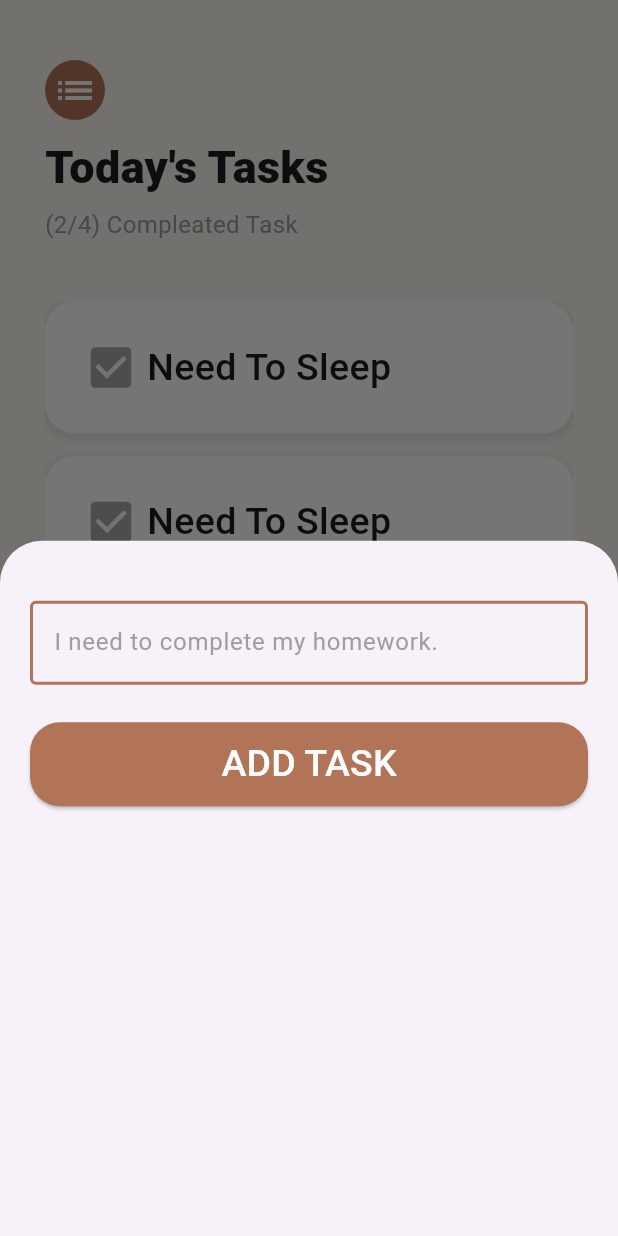
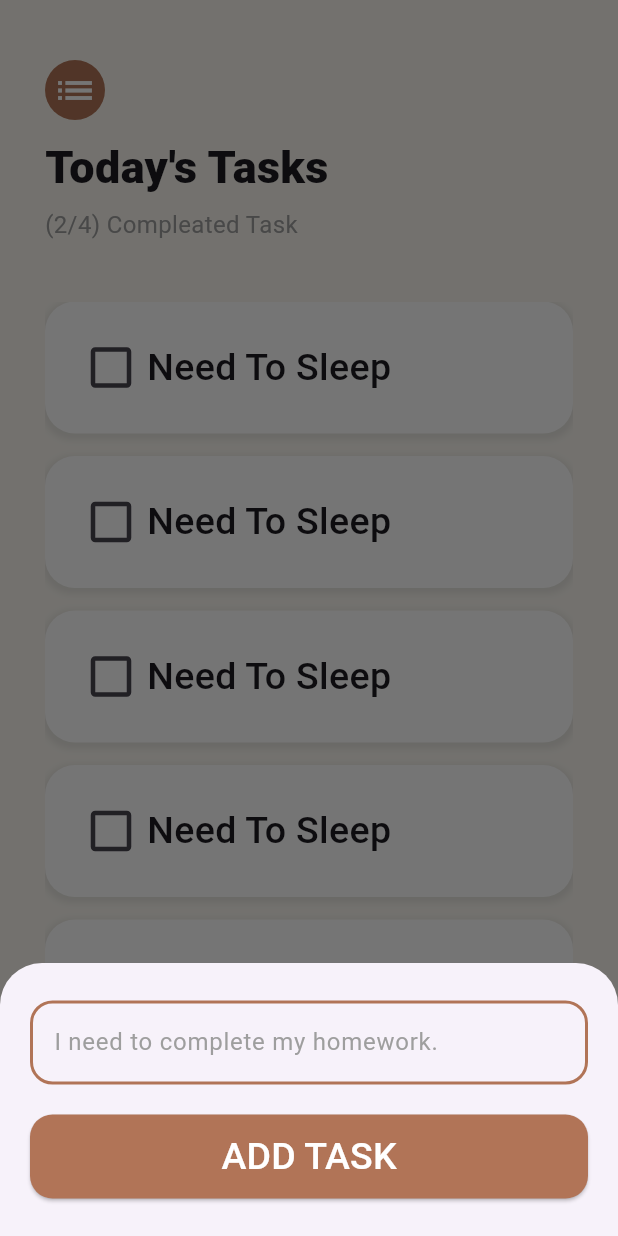
Before and after one commit to risal-ea/todo-app, a Flutter app: the screen it shows after launch, after a tap on "ADD TASK", on a phone screen of 412 x 824 dp. Run offline on Flutter 3.47's test engine with Material 3 defaults, Android fonts, the phone set to English and light mode, and no system bars.

```diff
--- a/lib/components/add_task_button.dart
+++ b/lib/components/add_task_button.dart
@@ -12,7 +12,7 @@ class AddTaskButton extends StatelessWidget {
   @override
   Widget build(BuildContext context) {
     return Container(
-      margin: EdgeInsets.only(top: 25.0),
+      margin: EdgeInsets.only(top: 20.0, bottom: 25.0),
       width: double.infinity,
       child: ElevatedButton(
         onPressed: onPressed,
@@ -20,7 +20,7 @@ class AddTaskButton extends StatelessWidget {
             backgroundColor: Color(0xFFB17457),
             padding: EdgeInsets.only(top: 10.0, bottom: 10.0),
             shape: RoundedRectangleBorder(
-                borderRadius: BorderRadius.circular(20.0))),
+                borderRadius: BorderRadius.circular(15.0))),
         child: Text(
           "ADD TASK",
           style: TextStyle(
--- a/lib/screens/add_task_screen.dart
+++ b/lib/screens/add_task_screen.dart
@@ -7,7 +7,7 @@ class AddTaskScreen extends StatelessWidget {
   @override
   Widget build(BuildContext context) {
     return Container(
-      padding: EdgeInsets.only(top:40.0, right: 20.0, left: 20.0),
+      padding: EdgeInsets.only(top:25.0, right: 20.0, left: 20.0),
       child: Column(
         children: [
           TextField(
@@ -18,12 +18,14 @@ class AddTaskScreen extends StatelessWidget {
                 color: Colors.grey
               ),
               enabledBorder: OutlineInputBorder(
+                borderRadius: BorderRadius.circular(15.0),
                 borderSide: BorderSide(
                   color: Color(0xFFB17457),
                   width: 2.0,
                 )
               ),
                 focusedBorder: OutlineInputBorder(
+                  borderRadius: BorderRadius.circular(15.0),
                     borderSide: BorderSide(
                       color: Color(0xFFB17457),
                       width: 2.0,
--- a/lib/screens/task_screen.dart
+++ b/lib/screens/task_screen.dart
@@ -13,7 +13,7 @@ class TasksScreen extends StatelessWidget {
       body: SafeArea(
         child: Container(
           padding:
-              EdgeInsets.only(top: 40.0, left: 30.0, right: 30.0, bottom: 30.0),
+              EdgeInsets.only(top: 40.0, left: 30.0, right: 30.0,),
           child: Column(
             crossAxisAlignment: CrossAxisAlignment.start,
             children: <Widget>[
@@ -47,7 +47,15 @@ class TasksScreen extends StatelessWidget {
               TaskList(),
               AddTaskButton(onPressed: () {
                 showModalBottomSheet(
-                    context: context, builder: (context) => AddTaskScreen());
+                    context: context,
+                    isScrollControlled: true,
+                    builder: (context) => Padding(
+                          padding: EdgeInsets.only(
+                              bottom: MediaQuery.of(context).viewInsets.bottom),
+                          child: SingleChildScrollView(
+                              child: AddTaskScreen(),
+                          ),
+                        ));
               }),
             ],
           ),
--- a/lib/widgets/task_widget.dart
+++ b/lib/widgets/task_widget.dart
@@ -1,12 +1,24 @@
 import 'package:flutter/material.dart';
 
-class Task extends StatelessWidget {
+class Task extends StatefulWidget {
   final String taskName;
 
   const Task({
     super.key,
     required this.taskName,
   });
+
+  @override
+  State<Task> createState() => _TaskState();
+}
+
+class _TaskState extends State<Task> {
+  bool isChecked = false;
+  void checkBoxCallBack(bool? newValue) {
+    setState(() {
+      isChecked = newValue!; // Update state when the checkbox is toggled
+    });
+  }
 
   @override
   Widget build(BuildContext context) {
@@ -21,29 +33,27 @@ class Task extends StatelessWidget {
             color: Colors.grey.withOpacity(0.2), // Shadow color
             spreadRadius: 2, // How far the shadow spreads
             blurRadius: 3, // How blurry the shadow looks
-            offset: Offset(0,
-                2), // Changes position of shadow (horizontal, vertical)
+            offset: Offset(
+                0, 2), // Changes position of shadow (horizontal, vertical)
           ),
         ],
       ),
       child: Container(
-        padding: EdgeInsets.only(
-            top: 20.0, left: 20.0, right: 20.0, bottom: 20.0),
+        padding:
+            EdgeInsets.only(top: 20.0, left: 20.0, right: 20.0, bottom: 20.0),
         child: Row(
           children: [
-            Transform.scale(
-              scale: 1.5,
-              child: Checkbox(
-                value: true,
-                onChanged: null,
-                activeColor: Color(0xFFB17457),
-              ),
+            TaskCheckBox(
+              checkBoxState: isChecked,
+              toggleCheckBoxState: checkBoxCallBack,
             ),
             Text(
-              taskName,
+              widget.taskName,
               style: TextStyle(
                 fontSize: 25.0,
+                decoration: isChecked ? TextDecoration.lineThrough : null,
                 fontWeight: FontWeight.w500,
+                color: isChecked? Colors.grey: null,
               ),
             ),
           ],
@@ -52,3 +62,25 @@ class Task extends StatelessWidget {
     );
   }
 }
+
+class TaskCheckBox extends StatelessWidget {
+  final bool checkBoxState;
+  final Function(bool?) toggleCheckBoxState;
+
+  const TaskCheckBox(
+      {super.key,
+      required this.checkBoxState,
+      required this.toggleCheckBoxState});
+
+  @override
+  Widget build(BuildContext context) {
+    return Transform.scale(
+      scale: 1.5,
+      child: Checkbox(
+        value: checkBoxState,
+        onChanged: toggleCheckBoxState,
+        activeColor: Color(0xFFB17457),
+      ),
+    );
+  }
+}
```
